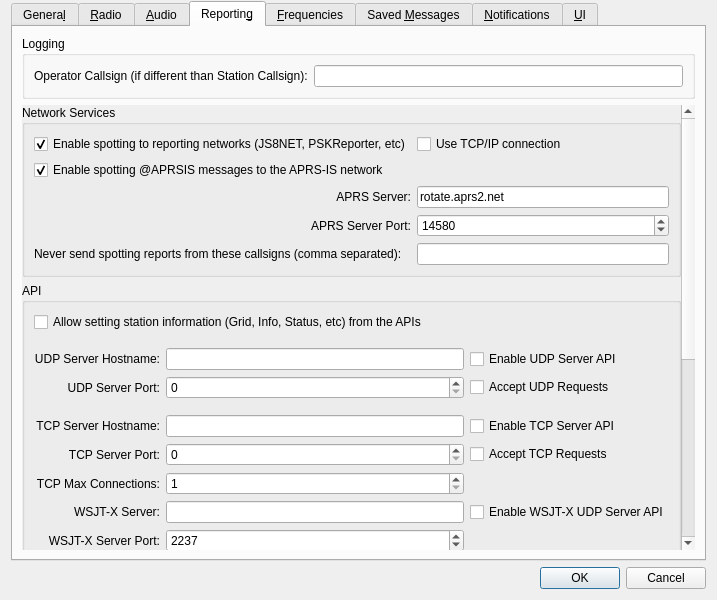
This is JS8_UI/Configuration.ui in Aqueum/JS8Call-improved as Qt 5 draws it before an edit. The edited form follows.
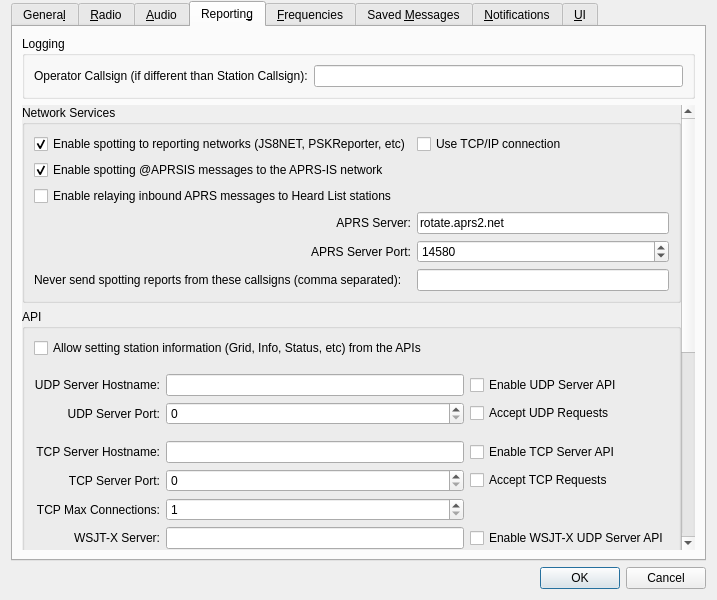
This is the edited form. The open tabs and pages were chosen to show the change. Custom widgets are drawn as their Qt base class.

Commit message: Inbound APRS message relay into JS8 mesh.

```diff
--- a/JS8_UI/Configuration.ui
+++ b/JS8_UI/Configuration.ui
@@ -2203,7 +2203,7 @@
               <string>Network Services</string>
              </property>
              <layout class="QGridLayout" name="gridLayout_9">
-              <item row="2" column="0">
+              <item row="3" column="0">
                <widget class="QLabel" name="udp_server_label_2">
                 <property name="text">
                  <string>APRS Server:</string>
@@ -2216,7 +2216,7 @@
                 </property>
                </widget>
               </item>
-              <item row="3" column="0">
+              <item row="4" column="0">
                <widget class="QLabel" name="label_18">
                 <property name="text">
                  <string>APRS Server Port:</string>
@@ -2229,10 +2229,10 @@
                 </property>
                </widget>
               </item>
-              <item row="4" column="1" colspan="2">
+              <item row="5" column="1" colspan="2">
                <widget class="QLineEdit" name="spot_blacklist_line_edit"/>
               </item>
-              <item row="2" column="1" colspan="2">
+              <item row="3" column="1" colspan="2">
                <widget class="QLineEdit" name="aprs_server_line_edit">
                 <property name="sizePolicy">
                  <sizepolicy hsizetype="Preferred" vsizetype="Fixed">
@@ -2271,14 +2271,24 @@
                 </property>
                </widget>
               </item>
-              <item row="4" column="0">
+              <item row="2" column="0" colspan="2">
+               <widget class="QCheckBox" name="enable_aprs_relay_check_box">
+                <property name="toolTip">
+                 <string>When enabled, messages received from APRS-IS destined for stations in your Heard List will be relayed via JS8 (Group @APRSIS).</string>
+                </property>
+                <property name="text">
+                 <string>Enable relaying inbound APRS messages to Heard List stations</string>
+                </property>
+               </widget>
+              </item>
+              <item row="5" column="0">
                <widget class="QLabel" name="label_31">
                 <property name="text">
                  <string>Never send spotting reports from these callsigns (comma separated):</string>
                 </property>
                </widget>
               </item>
-              <item row="3" column="1" colspan="2">
+              <item row="4" column="1" colspan="2">
                <widget class="QSpinBox" name="aprs_server_port_spin_box">
                 <property name="toolTip">
                  <string>&lt;html&gt;&lt;head/&gt;&lt;body&gt;&lt;p&gt;Enter the service port number of the APRS server that should receive updates. If this is zero no updates will be broadcast.&lt;/p&gt;&lt;/body&gt;&lt;/html&gt;</string>
```
The commit also changes 8 other files.
